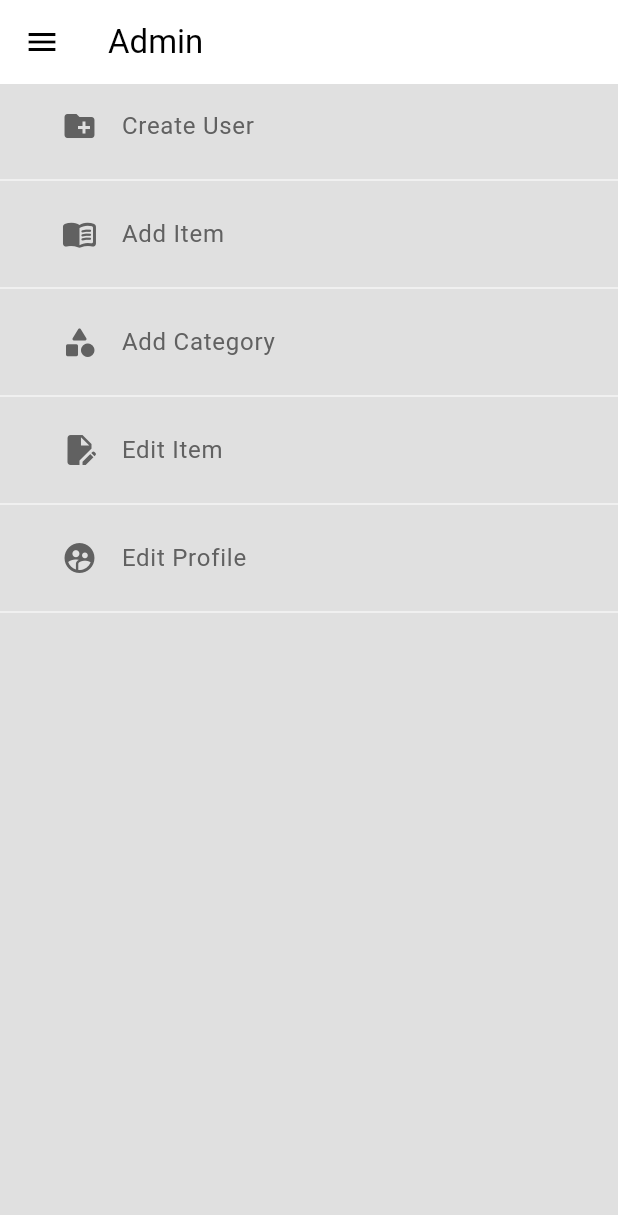
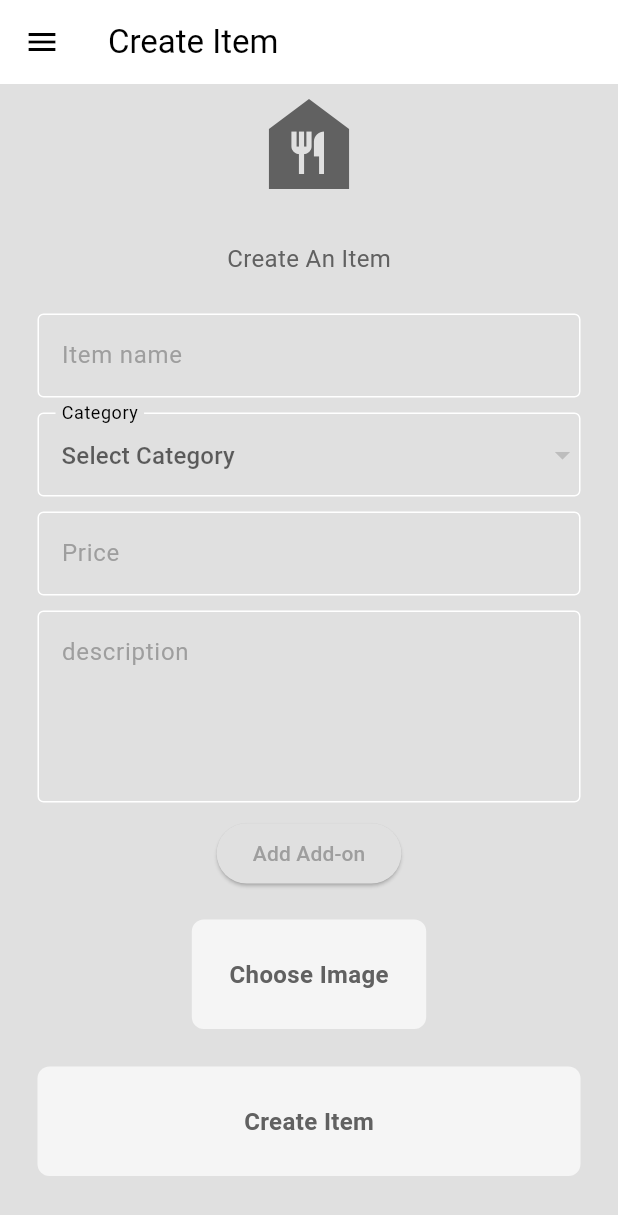
Before and after one commit to SABBIDO7/menuapp, a Flutter app: the AdminPage screen opened directly, after a tap on "Add Item", on a phone screen of 412 x 824 dp. Shown: the top 1215 px of the screen. Run offline on Flutter 3.47's test engine with Material 3 defaults, Android fonts, the phone set to English and light mode, and no system bars; our stand-ins replace cloud_firestore, firebase_auth, firebase_core, firebase_storage, image_picker, shared_preferences; accounts and stored records are empty.

Commit message:
making add item page

```diff
--- a/lib/components/my_textfield.dart
+++ b/lib/components/my_textfield.dart
@@ -4,11 +4,13 @@ class MyTextfield extends StatelessWidget {
   final TextEditingController controller;
   final String hintText;
   final bool obscureText;
+  final TextInputType? keyboardType;
   const MyTextfield({
     super.key,
     required this.controller,
     required this.hintText,
     required this.obscureText,
+    this.keyboardType,
   });
 
   @override
@@ -16,9 +18,9 @@ class MyTextfield extends StatelessWidget {
     return Padding(
       padding: const EdgeInsets.symmetric(horizontal: 25.0),
       child: TextField(
-
         controller: controller,
         obscureText: obscureText,
+        keyboardType: keyboardType,
         decoration: InputDecoration(
           enabledBorder: OutlineInputBorder(
             borderSide: BorderSide(
@@ -33,7 +35,6 @@ class MyTextfield extends StatelessWidget {
           hintText: hintText,
           hintStyle: TextStyle(color: Theme.of(context).colorScheme.primary),
         ),
-
       ),
     );
   }
--- a/lib/pages/admin/admin_page.dart
+++ b/lib/pages/admin/admin_page.dart
@@ -2,6 +2,7 @@ import 'package:flutter/material.dart';
 import 'package:menuapp/components/my_drawer.dart';
 import 'package:menuapp/components/my_drawer_tile.dart';
 import 'package:menuapp/pages/admin/createCategories_page.dart';
+import 'package:menuapp/pages/admin/createItem_page.dart';
 import 'package:menuapp/pages/admin/create_user.dart';
 
 class AdminPage extends StatelessWidget {
@@ -29,8 +30,12 @@ class AdminPage extends StatelessWidget {
           Divider(color: Theme.of(context).colorScheme.secondary),
           MyDrawerTile(
             text: "Add Item",
-            icon: Icons.menu_book_rounded,
-            onTap: () {},
+            icon: Icons.food_bank,
+            onTap:
+                () => Navigator.push(
+                  context,
+                  MaterialPageRoute(builder: (context) => CreateitemPage()),
+                ),
           ),
           Divider(color: Theme.of(context).colorScheme.secondary),
 
--- /dev/null
+++ b/lib/pages/admin/createItem_page.dart
@@ -0,0 +1,330 @@
+import 'package:flutter/material.dart';
+import 'package:image_picker/image_picker.dart';
+import 'package:menuapp/components/my_button.dart';
+import 'package:menuapp/components/my_drawer.dart';
+import 'package:menuapp/components/my_textfield.dart';
+import 'package:menuapp/pages/admin/admin_page.dart';
+import 'package:menuapp/services/auth/auth_service.dart';
+import 'package:shared_preferences/shared_preferences.dart';
+
+class CreateitemPage extends StatefulWidget {
+  const CreateitemPage({super.key});
+
+  @override
+  State<CreateitemPage> createState() => _CreateitemPageState();
+}
+
+class _CreateitemPageState extends State<CreateitemPage> {
+  String errorMessage = "";
+  String? selectedCategory;
+  List<String> categories = [];
+  final ImagePicker _picker = ImagePicker();
+  XFile? imageFile;
+  final TextEditingController categoryNameController = TextEditingController();
+  final TextEditingController itemNameController = TextEditingController();
+  final TextEditingController descriptionController = TextEditingController();
+  final TextEditingController priceController = TextEditingController();
+  List<Map<String, dynamic>> addonsList = []; // Store addons as a List<Map>
+  List<TextEditingController> addonNameControllers = [];
+  List<TextEditingController> addonPriceControllers = [];
+  List<bool> addonChecked = [];
+  Future<String> getRestaurantName() async {
+    SharedPreferences prefs = await SharedPreferences.getInstance();
+    return prefs.getString('restaurantName') ?? "None";
+  }
+
+  @override
+  void initState() {
+    super.initState();
+    _fetchCategories(); // Fetch categories when the widget initializes
+  }
+
+  Future<void> _fetchCategories() async {
+    // 1. Replace with your actual function call
+    List<String> fetchedCategories = await AuthService().getCategories(
+      await getRestaurantName(),
+    );
+
+    setState(() {
+      categories = fetchedCategories;
+      if (categories.isNotEmpty) {
+        selectedCategory = categories[0]; // Select the first category initially
+      }
+    });
+  }
+
+  void createItem() async {
+    // Get input values
+
+    String info = await getRestaurantName();
+    String restaurantName = info;
+    // Validate input fields
+    if (itemNameController.text.isEmpty ||
+        descriptionController.text.isEmpty ||
+        priceController.text.isEmpty ||
+        categoryNameController.text.isEmpty) {
+      setState(() {
+        errorMessage = 'Please fill in all fields';
+      });
+      return;
+    }
+    List<Map<String, dynamic>> selectedAddons = [];
+    for (int i = 0; i < addonsList.length; i++) {
+      if (addonChecked[i]) {
+        selectedAddons.add({
+          'name': addonNameControllers[i].text,
+          'price': double.tryParse(addonPriceControllers[i].text) ?? 0.0,
+        });
+      }
+    }
+
+    try {
+      double price = double.parse(priceController.text);
+
+      // Call your login service to authenticate the user
+      var itemRequest = await AuthService().createItem(
+        itemNameController.text,
+        descriptionController.text,
+        price,
+        selectedAddons, //  List<Map<String, dynamic>> addonsList
+        categoryNameController.text,
+        restaurantName,
+        imageFile,
+      );
+
+      // If login is successful, navigate to the home page
+      if (itemRequest == "Success") {
+        Navigator.pushReplacement(
+          context,
+          MaterialPageRoute(builder: (context) => const AdminPage()),
+        );
+      } else {
+        setState(() {
+          errorMessage = itemRequest;
+        });
+      }
+    } catch (e) {
+      setState(() {
+        errorMessage = 'error: $e';
+      });
+    }
+  }
+
+  @override
+  Widget build(BuildContext context) {
+    return Scaffold(
+      appBar: AppBar(
+        title: Text("Create Item"),
+        backgroundColor: Theme.of(context).colorScheme.tertiary,
+      ),
+      drawer: MyDrawer(),
+      backgroundColor: Theme.of(context).colorScheme.surface,
+      body: SingleChildScrollView(
+        child: Center(
+          child: Column(
+            mainAxisAlignment: MainAxisAlignment.center,
+            children: [
+              Icon(
+                Icons.food_bank,
+                size: 80,
+                color: Theme.of(context).colorScheme.inversePrimary,
+              ),
+              const SizedBox(height: 25),
+              Text(
+                "Create An Item",
+                style: TextStyle(
+                  fontSize: 16,
+                  color: Theme.of(context).colorScheme.inversePrimary,
+                ),
+              ),
+              const SizedBox(height: 25),
+              MyTextfield(
+                controller: itemNameController,
+                hintText: "Item name",
+                obscureText: false,
+              ),
+              const SizedBox(height: 10),
+
+              Padding(
+                padding: const EdgeInsets.symmetric(horizontal: 25.0),
+                child: DropdownButtonFormField<String>(
+                  value: selectedCategory,
+                  onChanged: (newValue) {
+                    setState(() {
+                      selectedCategory = newValue;
+                      categoryNameController.text =
+                          newValue ?? ''; // Update the controller
+                    });
+                  },
+                  items:
+                      categories.map((category) {
+                        return DropdownMenuItem<String>(
+                          value: category,
+                          child: Text(category),
+                        );
+                      }).toList(),
+                  decoration: InputDecoration(
+                    enabledBorder: OutlineInputBorder(
+                      borderSide: BorderSide(
+                        color: Theme.of(context).colorScheme.tertiary,
+                      ),
+                    ),
+                    focusedBorder: OutlineInputBorder(
+                      borderSide: BorderSide(
+                        color: Theme.of(context).colorScheme.primary,
+                      ),
+                    ),
+                    hintText: 'Select Category',
+                    hintStyle: TextStyle(
+                      color: Theme.of(context).colorScheme.primary,
+                    ),
+                    labelText: 'Category',
+                  ),
+                  validator: (value) {
+                    if (value == null || value.isEmpty) {
+                      return 'Please select a category';
+                    }
+                    return null;
+                  }, // Validation
+                ),
+              ),
+              const SizedBox(height: 10),
+              MyTextfield(
+                controller: priceController,
+                hintText: "Price",
+                obscureText: false,
+                keyboardType: TextInputType.number,
+              ),
+              const SizedBox(height: 10),
+              Padding(
+                padding: const EdgeInsets.symmetric(horizontal: 25.0),
+
+                child: TextFormField(
+                  // Use TextFormField for multi-line input
+                  controller: descriptionController,
+                  maxLines: 4, // Allows multiple lines of text
+                  decoration: InputDecoration(
+                    enabledBorder: OutlineInputBorder(
+                      borderSide: BorderSide(
+                        color: Theme.of(context).colorScheme.tertiary,
+                      ),
+                    ),
+                    focusedBorder: OutlineInputBorder(
+                      borderSide: BorderSide(
+                        color: Theme.of(context).colorScheme.primary,
+                      ),
+                    ),
+                    hintText: "description",
+                    hintStyle: TextStyle(
+                      color: Theme.of(context).colorScheme.primary,
+                    ),
+                  ),
+                ),
+              ),
+              const SizedBox(height: 10),
+
+              _buildAddonsSection(), // Call the new function
+
+              const SizedBox(height: 10),
+              // Image Picker with Checkmark
+              _buildImagePicker(),
+
+              const SizedBox(height: 25),
+              if (errorMessage.isNotEmpty)
+                Padding(
+                  padding: const EdgeInsets.all(8.0),
+                  child: Text(
+                    errorMessage,
+                    style: TextStyle(
+                      color: Colors.red,
+                      fontWeight: FontWeight.bold,
+                    ),
+                  ),
+                ),
+              MyButton(onTap: createItem, text: "Create Item"),
+              const SizedBox(height: 10),
+            ],
+          ),
+        ),
+      ),
+    );
+  }
+
+  // Add-on List Builder
+  Widget _buildAddonsSection() {
+    return Column(
+      children: [
+        ElevatedButton(
+          // "Add Add-on" Button
+          onPressed: () {
+            setState(() {
+              addonNameControllers.add(TextEditingController());
+              addonPriceControllers.add(TextEditingController());
+              addonChecked.add(false);
+              addonsList.add({'name': '', 'price': 0.0});
+            });
+          },
+          child: const Text("Add Add-on"),
+        ),
+        SizedBox(height: 10),
+        ListView.builder(
+          shrinkWrap: true, // Important for ListView inside Column
+          physics: NeverScrollableScrollPhysics(), // Prevent inner scrolling
+          itemCount: addonsList.length,
+          itemBuilder: (context, index) {
+            return ListTile(
+              title: Row(
+                children: [
+                  Expanded(
+                    // Takes available space
+                    child: MyTextfield(
+                      controller: addonNameControllers[index],
+                      hintText: "Add-on Name",
+                      obscureText: false,
+                    ),
+                  ),
+                  SizedBox(width: 10),
+                  Expanded(
+                    // Takes available space
+                    child: MyTextfield(
+                      controller: addonPriceControllers[index],
+                      hintText: "Price",
+                      obscureText: false,
+                      keyboardType: TextInputType.number,
+                    ),
+                  ),
+                ],
+              ),
+              leading: Checkbox(
+                value: addonChecked[index],
+                onChanged: (value) {
+                  setState(() {
+                    addonChecked[index] = value!;
+                  });
+                },
+              ),
+            );
+          },
+        ),
+      ],
+    );
+  }
+
+  // Improved Image Picker with Check
+  Widget _buildImagePicker() {
+    return Row(
+      mainAxisAlignment: MainAxisAlignment.center, // Center the row
+      children: [
+        MyButton(
+          text: "Choose Image",
+          onTap: () async {
+            imageFile = await _picker.pickImage(source: ImageSource.gallery);
+            setState(() {});
+          },
+        ),
+        if (imageFile != null) // Display checkmark if image selected
+          Icon(Icons.check, color: Colors.green),
+      ],
+    );
+  }
+}
--- a/lib/services/auth/auth_service.dart
+++ b/lib/services/auth/auth_service.dart
@@ -1,8 +1,12 @@
+import 'dart:io';
+
 import 'package:firebase_auth/firebase_auth.dart';
 import 'package:cloud_firestore/cloud_firestore.dart';
 import 'package:flutter/material.dart';
 import 'package:menuapp/services/auth/login_or_register.dart';
 import 'package:shared_preferences/shared_preferences.dart';
+import 'package:image_picker/image_picker.dart'; // For image picking
+import 'package:firebase_storage/firebase_storage.dart';
 
 class AuthService {
   final FirebaseAuth _firebaseAuth = FirebaseAuth.instance;
@@ -166,4 +170,87 @@ class AuthService {
       return "Creation failed: $e";
     }
   }
+
+  Future<String> createItem(
+    String itemName,
+    String description,
+    double price,
+    List<Map<String, dynamic>> availableAddons,
+    String categoryName,
+    String restaurantName,
+    XFile? imageFile,
+  ) async {
+    try {
+      // Check if category is already taken
+      QuerySnapshot querySnapshot =
+          await _firestore
+              .collection('Restaurants')
+              .doc(restaurantName)
+              .collection("Food")
+              .where('name', isEqualTo: itemName)
+              .limit(1)
+              .get();
+
+      if (querySnapshot.docs.isNotEmpty) {
+        return "Item already exists. Choose another one.";
+      }
+
+      // Generate a unique item ID (since we're not using Firebase Auth)
+      String itemId =
+          _firestore
+              .collection('Restaurants')
+              .doc(restaurantName)
+              .collection("Food")
+              .doc()
+              .id;
+      String imagePath = ''; // Initialize imagePath
+
+      // 3. Upload image to Firebase Storage if provided
+      if (imageFile != null) {
+        File file = File(imageFile.path);
+        String fileName = file.path.split('/').last;
+
+        Reference storageRef = FirebaseStorage.instance.ref().child(
+          '$restaurantName/$fileName',
+        ); // Use restaurant name
+
+        await storageRef.putFile(file);
+        imagePath = await storageRef.getDownloadURL();
+      }
+      // Save item data to Firestore
+      await _firestore
+          .collection('Restaurants')
+          .doc(restaurantName)
+          .collection("Food")
+          .doc(itemId)
+          .set({
+            'name': itemName,
+            'category': categoryName,
+            'description': categoryName,
+            'price': price,
+            'availableAddon': availableAddons,
+            'imagePath': imagePath,
+          });
+      return "Success";
+    } catch (e) {
+      return "Creation failed: $e";
+    }
+  }
+
+  Future<List<String>> getCategories(String restaurantName) async {
+    // Add restaurantName parameter
+    try {
+      QuerySnapshot snapshot =
+          await FirebaseFirestore.instance
+              .collection('Restaurants')
+              .doc(restaurantName) // Use the restaurantName
+              .collection('categories')
+              .get();
+
+      return snapshot.docs.map((doc) => doc['name'] as String).toList();
+    } catch (e) {
+      print("Error fetching categories: $e");
+      return []; // Return an empty list in case of an error
+    }
+  }
 }
--- a/pubspec.yaml
+++ b/pubspec.yaml
@@ -10,8 +10,10 @@ dependencies:
   cloud_firestore: ^5.6.5
   firebase_auth: ^5.5.1
   firebase_core: ^3.12.1
+  firebase_storage: ^12.4.4
   flutter:
     sdk: flutter
+  image_picker: ^1.1.2
   provider: ^6.1.2
   shared_preferences: ^2.5.2
 
```
Also changed, not shown: pubspec.lock, 6 other files.
